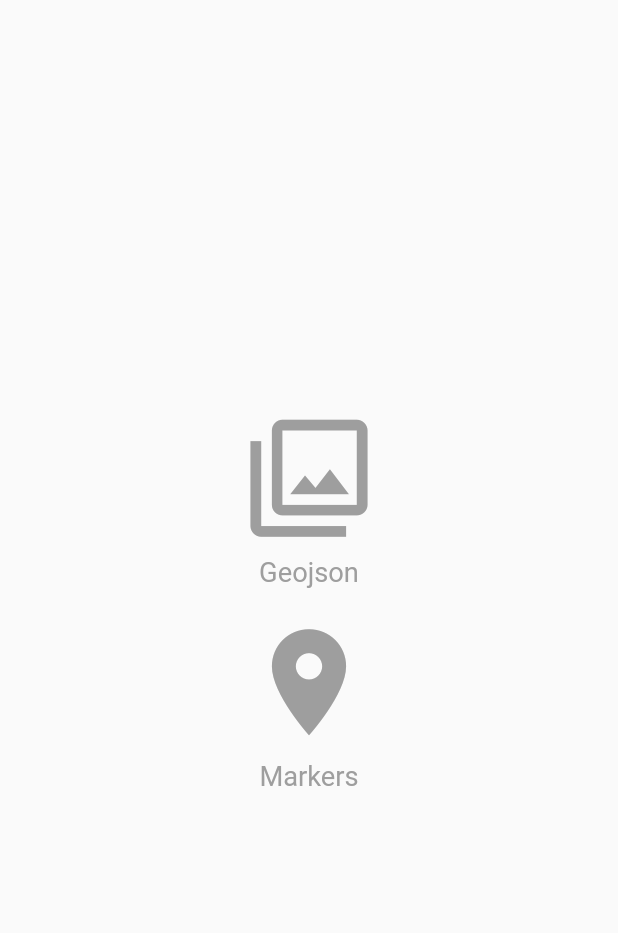
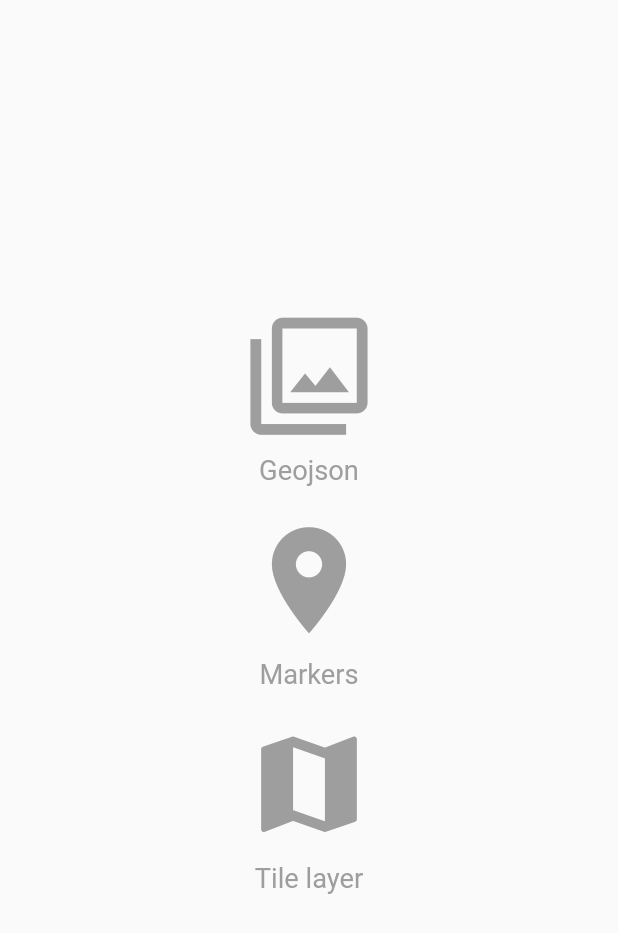
Before and after one commit to synw/map_controller, a Flutter app: the screen it shows after launch, on a phone screen of 412 x 824 dp. Shown: the top 933 px of the screen. Run offline on Flutter 3.47's test engine with Material 2 defaults, Android fonts, the phone set to English and light mode, and no system bars; our stand-ins replace flutter_map, latlong, rxdart; missing offline and left inert: geojson, geopoint, pedantic.

Commit message:
Update example

```diff
--- a/example/lib/index.dart
+++ b/example/lib/index.dart
@@ -17,7 +17,12 @@ class IndexPage extends StatelessWidget {
               icon: Icons.location_on,
               text: "Markers",
               link: "/markers",
-            )
+            ),
+            MainButton(
+              icon: Icons.map,
+              text: "Tile layer",
+              link: "/tile_layer",
+            ),
           ]),
     ));
   }
--- a/example/lib/main.dart
+++ b/example/lib/main.dart
@@ -3,11 +3,13 @@ import 'package:flutter/material.dart';
 import 'geojson.dart';
 import 'index.dart';
 import 'markers.dart';
+import 'tile_layer.dart';
 
 final Map<String, Widget Function(BuildContext)> routes = {
   '/': (BuildContext context) => IndexPage(),
   '/markers': (BuildContext context) => MarkersPage(),
   '/geojson': (BuildContext context) => GeoJsonPage(),
+  '/tile_layer': (BuildContext context) => TileLayerPage(),
 };
 
 void main() => runApp(MyApp());
--- a/example/pubspec.yaml
+++ b/example/pubspec.yaml
@@ -21,6 +21,7 @@ dependencies:
     sdk: flutter
   map_controller:
     path: ../
+  provider: ^3.2.0
 
   # The following adds the Cupertino Icons font to your application.
   # Use with the CupertinoIcons class for iOS style icons.
@@ -30,13 +31,11 @@ dev_dependencies:
   flutter_test:
     sdk: flutter
 
-
 # For information on the generic Dart part of this file, see the
 # following page: https://www.dartlang.org/tools/pub/pubspec
 
 # The following section is specific to Flutter.
 flutter:
-
   # The following line ensures that the Material Icons font is
   # included with your application, so that you can use the icons in
   # the material Icons class.
@@ -46,13 +45,10 @@ flutter:
   assets:
     - assets/airports.geojson
   #  - images/a_dot_ham.jpeg
-
   # An image asset can refer to one or more resolution-specific "variants", see
   # https://flutter.dev/assets-and-images/#resolution-aware.
-
   # For details regarding adding assets from package dependencies, see
   # https://flutter.dev/assets-and-images/#from-packages
-
   # To add custom fonts to your application, add a fonts section here,
   # in this "flutter" section. Each entry in this list should have a
   # "family" key with the font family name, and a "fonts" key with a
```
Also changed, not shown: example/lib/tile_layer.dart (added, +55 -0 lines).
